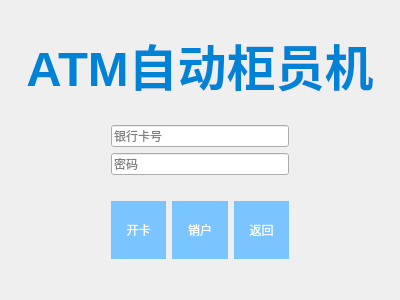
sumikkys/ATM-Simulator, file accountcredeswidget.ui: the form before one commit.
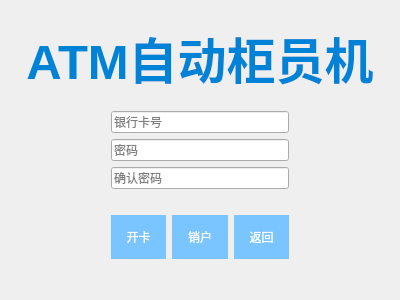
The form after the commit.

What changed in the file:
```diff
--- a/accountcredeswidget.ui
+++ b/accountcredeswidget.ui
@@ -24,7 +24,7 @@
     background-color: #336699; /* 鼠标悬停时背景颜色 */
 }</string>
   </property>
-  <layout class="QVBoxLayout" name="verticalLayout" stretch="1,0,1">
+  <layout class="QVBoxLayout" name="verticalLayout" stretch="1,1,1">
    <item>
     <layout class="QHBoxLayout" name="horizontalLayout" stretch="0">
      <item>
@@ -90,10 +90,7 @@
      </item>
      <item>
       <widget class="QLineEdit" name="passwordLine">
-       <property name="styleSheet">
-        <string notr="true"/>
-       </property>
-       <property name="inputMask">
+       <property name="text">
         <string/>
        </property>
        <property name="echoMode">
@@ -104,6 +101,25 @@
        </property>
       </widget>
      </item>
+     <item>
+      <widget class="QLineEdit" name="confirmPwdLine">
+       <property name="styleSheet">
+        <string notr="true"/>
+       </property>
+       <property name="inputMask">
+        <string/>
+       </property>
+       <property name="text">
+        <string/>
+       </property>
+       <property name="echoMode">
+        <enum>QLineEdit::Password</enum>
+       </property>
+       <property name="placeholderText">
+        <string>确认密码</string>
+       </property>
+      </widget>
+     </item>
     </layout>
    </item>
    <item>
```
